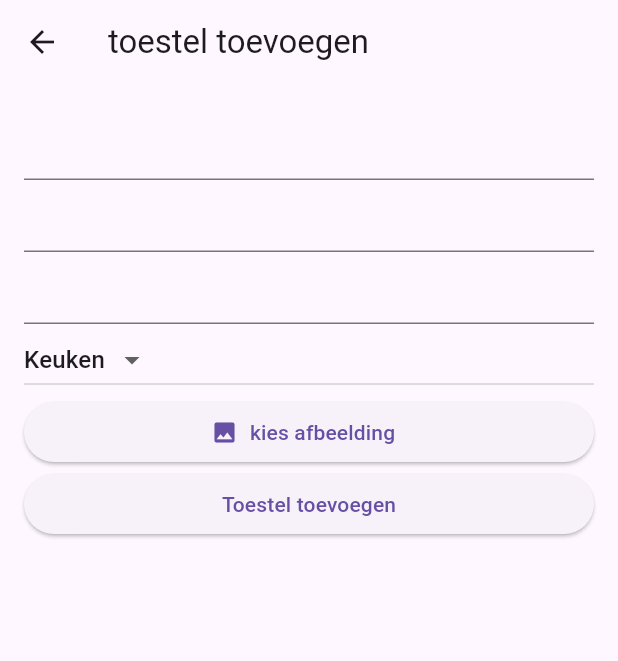
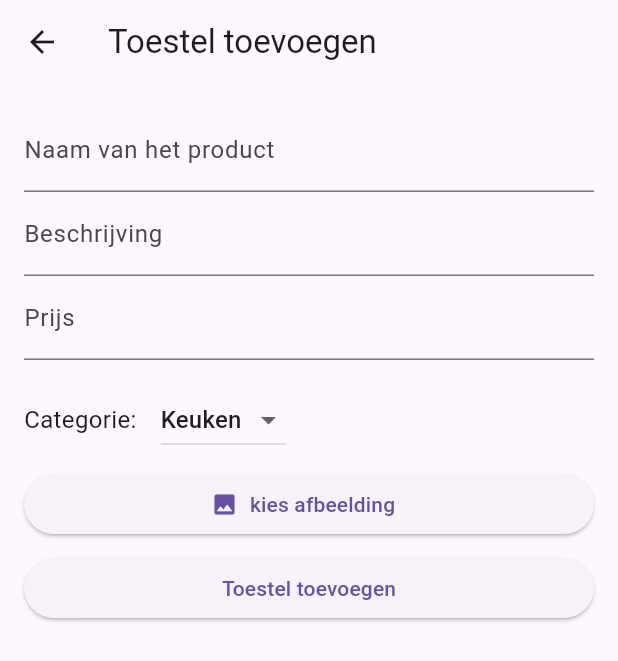
Before and after one commit to daandecorte/flutter, a Flutter app: the AddDevice screen opened directly, after a tap on "Toestel toevoegen", on a phone screen of 412 x 824 dp. Shown: the top 661 px of the screen. Run offline on Flutter 3.47's test engine with Material 3 defaults, Android fonts, the phone set to English and light mode, and no system bars; our stand-ins replace cloud_firestore, file_picker, firebase_auth, firebase_core, firebase_storage; accounts and stored records are empty.

```diff
--- a/project/lib/models/device.dart
+++ b/project/lib/models/device.dart
@@ -4,7 +4,8 @@ class Device {
   final String description;
   final double price;
   final String category;
-  final String imageUrl;
+  final String image;
+  final String user;
 
   Device({
     required this.id,
@@ -12,7 +13,8 @@ class Device {
     required this.description,
     required this.price,
     required this.category,
-    required this.imageUrl,
+    required this.image,
+    required this.user
   });
 
   Map<String, dynamic> toMap() => {
@@ -20,7 +22,8 @@ class Device {
         'description': description,
         'price': price,
         'category': category,
-        'imageUrl': imageUrl,
+        'image': image,
+        'user': user
       };
 
   factory Device.fromMap(String id, Map<String, dynamic> map) {
@@ -30,7 +33,8 @@ class Device {
       description: map['description'],
       price: (map['price'] as num).toDouble(),
       category: map['category'],
-      imageUrl: map['imageUrl'],
+      image: map['image'],
+      user: map['user']
     );
   }
 }
--- a/project/lib/screens/add-device-screen.dart
+++ b/project/lib/screens/add-device-screen.dart
@@ -1,4 +1,6 @@
+import 'dart:convert';
 import 'dart:typed_data';
+import 'package:firebase_auth/firebase_auth.dart';
 import 'package:flutter/foundation.dart';
 import 'package:flutter/material.dart';
 import 'package:firebase_storage/firebase_storage.dart';
@@ -23,18 +25,31 @@ class AddDeviceState extends State<AddDevice> {
   Uint8List? selectedImage;
 
 Future<void> pickImage() async {
-    final res = await FilePicker.platform.pickFiles(type: FileType.image);
-    if(res!=null) {
+  final result = await FilePicker.platform.pickFiles(
+    type: FileType.image,
+    withData: true,
+  );
+
+  if (result != null && result.files.single.bytes != null) {
     setState(() {
-        selectedImage=res.files.first.bytes;
+      selectedImage = result.files.single.bytes;
     });
+  } else {
+    print("No image selected.");
   }
 }
   Future<void> uploadDevice() async {
     if(selectedImage==null) return;
     final storageRef = FirebaseStorage.instance.ref('devices/${DateTime.now().millisecondsSinceEpoch}.jpg');
-    final uploadTask = await storageRef.putData(selectedImage!);
-    final imageUrl = await uploadTask.ref.getDownloadURL();
+    final base64Image = base64Encode(selectedImage!);
+
+    final user = FirebaseAuth.instance.currentUser;
+    if (user == null) {
+      print("User not logged in");
+      return;
+    }
+
+    final userId = user.uid; // Get the UID of the logged-in user
 
     final device = Device(
       id: '',
@@ -42,7 +57,8 @@ class AddDeviceState extends State<AddDevice> {
       description: descriptionController.text.trim(),
       price: double.parse(priceController.text.trim()),
       category: selectedCategory,
-      imageUrl: imageUrl
+      image: base64Image,
+      user: userId
     );
 
     await FirebaseFirestore.instance.collection('devices').add(device.toMap());
@@ -52,14 +68,24 @@ class AddDeviceState extends State<AddDevice> {
   @override
   Widget build(BuildContext context) {
     return Scaffold(
-      appBar: AppBar(title: const Text("toestel toevoegen")),
+      appBar: AppBar(title: const Text("Toestel toevoegen")),
       body: Padding(
         padding: EdgeInsets.all(16),
         child: ListView(
           children: [
-            TextField(controller: nameController,),
-            TextField(controller: descriptionController,),
-            TextField(controller: priceController,),
+            TextField(controller: nameController, decoration: const InputDecoration(labelText: "Naam van het product")),
+            TextField(controller: descriptionController,decoration: const InputDecoration(labelText: "Beschrijving")),
+            TextField(controller: priceController,decoration: const InputDecoration(labelText: "Prijs")),
+            const SizedBox(height: 16),
+            Row(
+              mainAxisAlignment: MainAxisAlignment.start,
+              crossAxisAlignment: CrossAxisAlignment.center,
+              children: [
+                Text(
+                  "Categorie:",
+                  style: TextStyle(fontSize: 16),
+                ),
+                const SizedBox(width: 16),
                 DropdownButton(
                   value: selectedCategory,
                   onChanged: (value) => selectedCategory=value!,
@@ -69,7 +95,12 @@ class AddDeviceState extends State<AddDevice> {
                     DropdownMenuItem(value: "Tuin", child: Text("Tuin"))
                   ]
                 ),
+              ]
+            ),
+
+            const SizedBox(height: 8),
             ElevatedButton.icon(onPressed: pickImage, label: const Text("kies afbeelding"), icon: const Icon(Icons.image),),
+            const SizedBox(height: 8),
             ElevatedButton(onPressed: uploadDevice, child: const Text("Toestel toevoegen"))
           ],
         )
```
Also changed, not shown: project/lib/screens/home-screen.dart (+103 -2 lines), project/lib/screens/profile-screen.dart (+55 -2 lines). Lines whose indentation alone changed are shown as unchanged.
